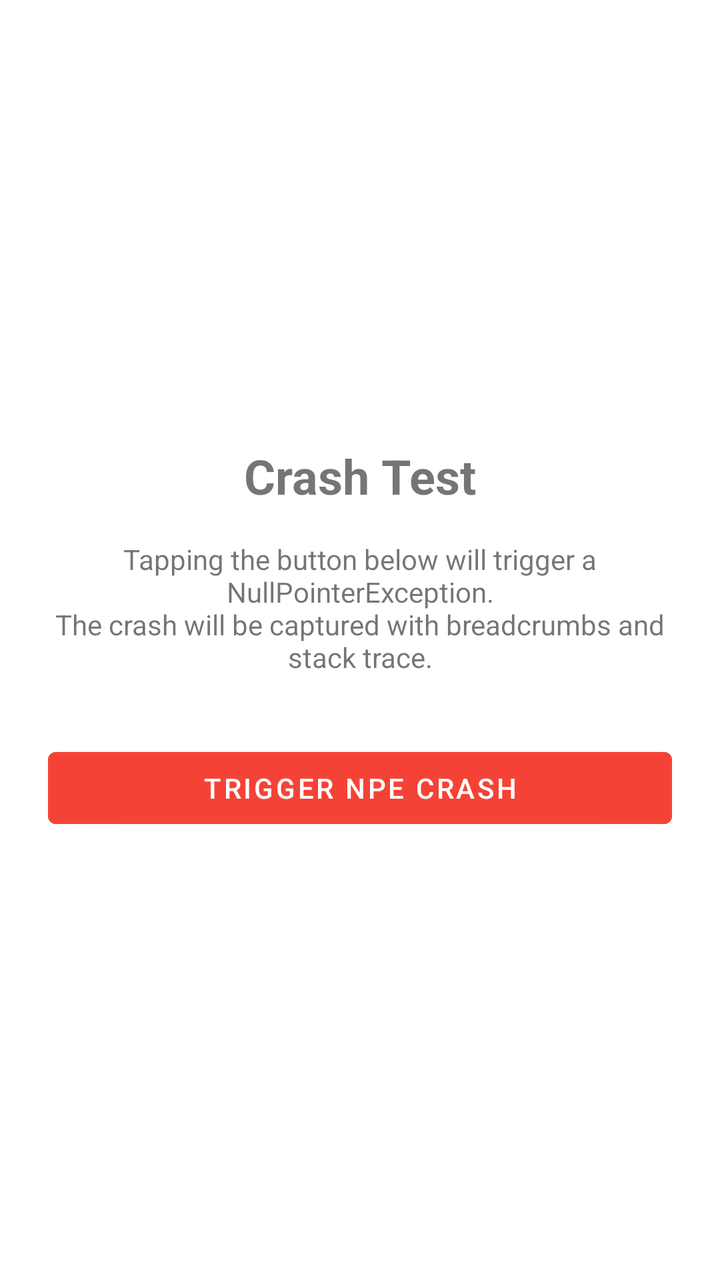
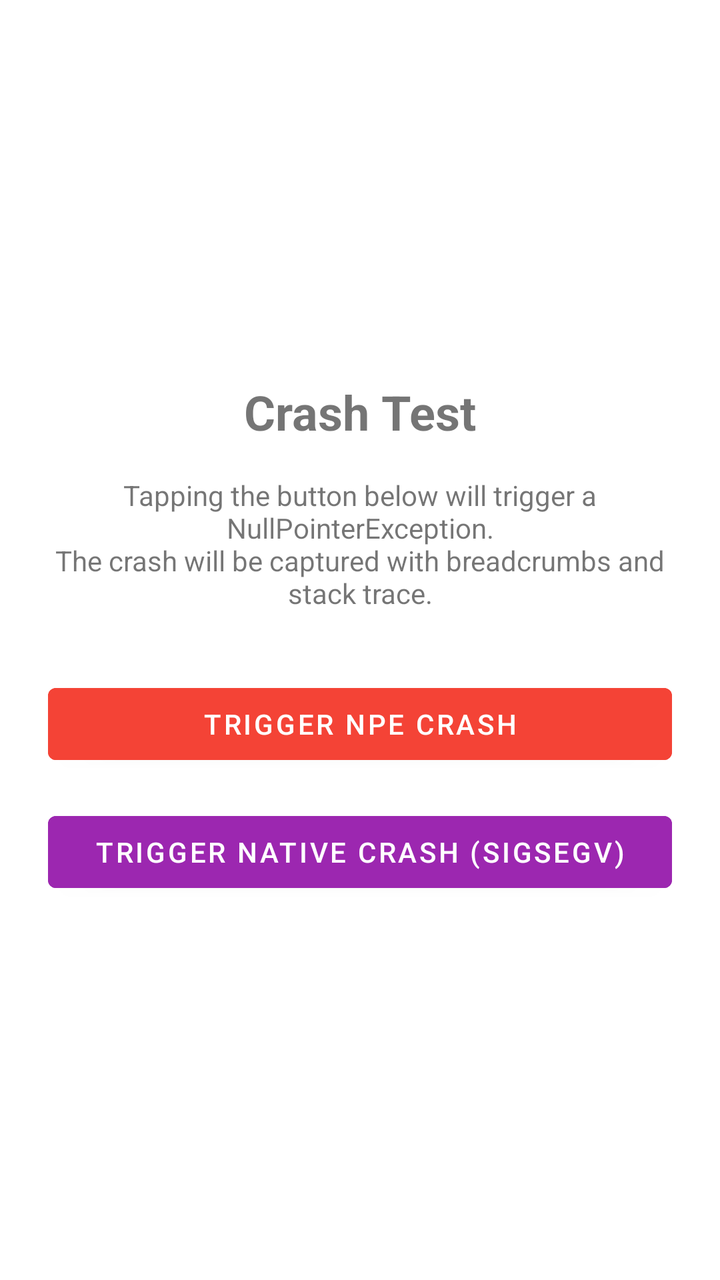

Compare the two renders of this Android layout. The source of the first and the diff that turns it into the second are given below.
<!-- AndroidManifest.xml: application theme Theme.UnilitixSample -->
<!-- res/layout/activity_crash.xml -->
<?xml version="1.0" encoding="utf-8"?>
<LinearLayout xmlns:android="http://schemas.android.com/apk/res/android"
    android:layout_width="match_parent"
    android:layout_height="match_parent"
    android:gravity="center"
    android:orientation="vertical"
    android:padding="24dp">

    <TextView
        android:layout_width="wrap_content"
        android:layout_height="wrap_content"
        android:text="Crash Test"
        android:textSize="24sp"
        android:textStyle="bold"
        android:layout_marginBottom="16dp" />

    <TextView
        android:layout_width="wrap_content"
        android:layout_height="wrap_content"
        android:text="Tapping the button below will trigger a NullPointerException.\nThe crash will be captured with breadcrumbs and stack trace."
        android:textAlignment="center"
        android:layout_marginBottom="32dp" />

    <Button
        android:id="@+id/btn_trigger_crash"
        android:layout_width="match_parent"
        android:layout_height="wrap_content"
        android:backgroundTint="#F44336"
        android:text="Trigger NPE Crash" />

</LinearLayout>
<!-- resources referenced by this layout -->
<resources>
  <style name="Theme.UnilitixSample" parent="Theme.MaterialComponents.DayNight.DarkActionBar">
          <item name="colorPrimary">#1565C0</item>
          <item name="colorPrimaryVariant">#003c8f</item>
          <item name="colorOnPrimary">#FFFFFF</item>
          <item name="colorSecondary">#4CAF50</item>
          <item name="colorSecondaryVariant">#388E3C</item>
          <item name="colorOnSecondary">#FFFFFF</item>
          <item name="android:statusBarColor">?attr/colorPrimaryVariant</item>
      </style>
</resources>

<!-- the commit's change to res/layout/activity_crash.xml (unified diff, before → after) -->
@@ -28,4 +28,12 @@
         android:backgroundTint="#F44336"
         android:text="Trigger NPE Crash" />
 
+    <Button
+        android:id="@+id/btn_trigger_native_crash"
+        android:layout_width="match_parent"
+        android:layout_height="wrap_content"
+        android:layout_marginTop="16dp"
+        android:backgroundTint="#9C27B0"
+        android:text="Trigger Native Crash (SIGSEGV)" />
+
 </LinearLayout>
